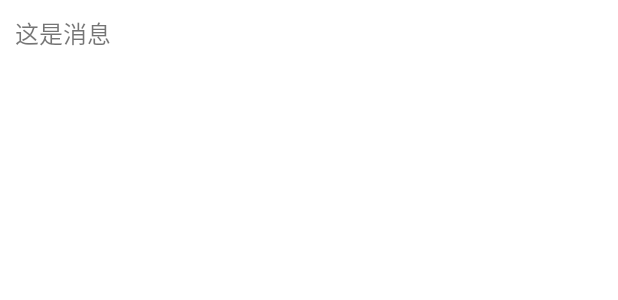
After one commit to jaepeng/ToastDialog, an Android app: the layout ite_dialog_custome.xml on its own in the app's theme, with its tools: preview values and no code run, on a phone screen of 412 x 824 dp. The commit adds this screen. Shown: the top 300 px of the screen. Run offline under Robolectric (Android 15) with nearby library versions, the phone set to English and light mode, and no system bars.

Commit message:
自定义ToastDialog，可传入Message和指定弹窗位置

```diff
--- a/app/src/main/res/layout/activity_main.xml
+++ b/app/src/main/res/layout/activity_main.xml
@@ -6,7 +6,8 @@
     android:layout_height="match_parent"
     tools:context=".MainActivity">
 
-    <TextView
+    <Button
+        android:id="@+id/button"
         android:layout_width="wrap_content"
         android:layout_height="wrap_content"
         android:text="Hello World!"
--- /dev/null
+++ b/app/src/main/res/layout/ite_dialog_custome.xml
@@ -0,0 +1,18 @@
+<?xml version="1.0" encoding="utf-8"?>
+<androidx.constraintlayout.widget.ConstraintLayout
+    xmlns:android="http://schemas.android.com/apk/res/android"
+    xmlns:app="http://schemas.android.com/apk/res-auto"
+    android:layout_width="match_parent"
+    android:layout_height="match_parent">
+
+    <TextView
+        android:id="@+id/tv_message"
+        android:layout_width="match_parent"
+        android:layout_height="wrap_content"
+        android:textSize="16sp"
+        android:padding="10dp"
+        android:text="这是消息"
+        app:layout_constraintStart_toStartOf="parent"
+        app:layout_constraintTop_toTopOf="parent" />
+
+</androidx.constraintlayout.widget.ConstraintLayout>
```
Also changed, not shown: app/src/main/java/com/example/toastdialogtest/MainActivity.java (+29 -1 lines), app/src/main/java/com/example/toastdialogtest/custom/ToastDialog.java (added, +102 -0 lines).
